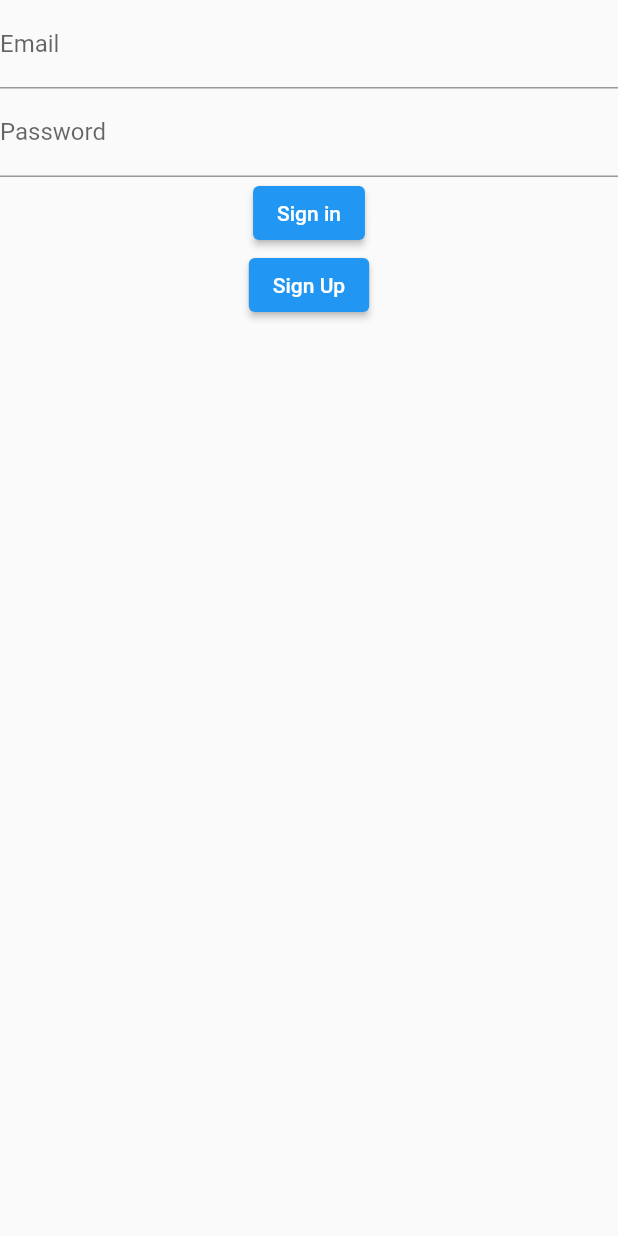
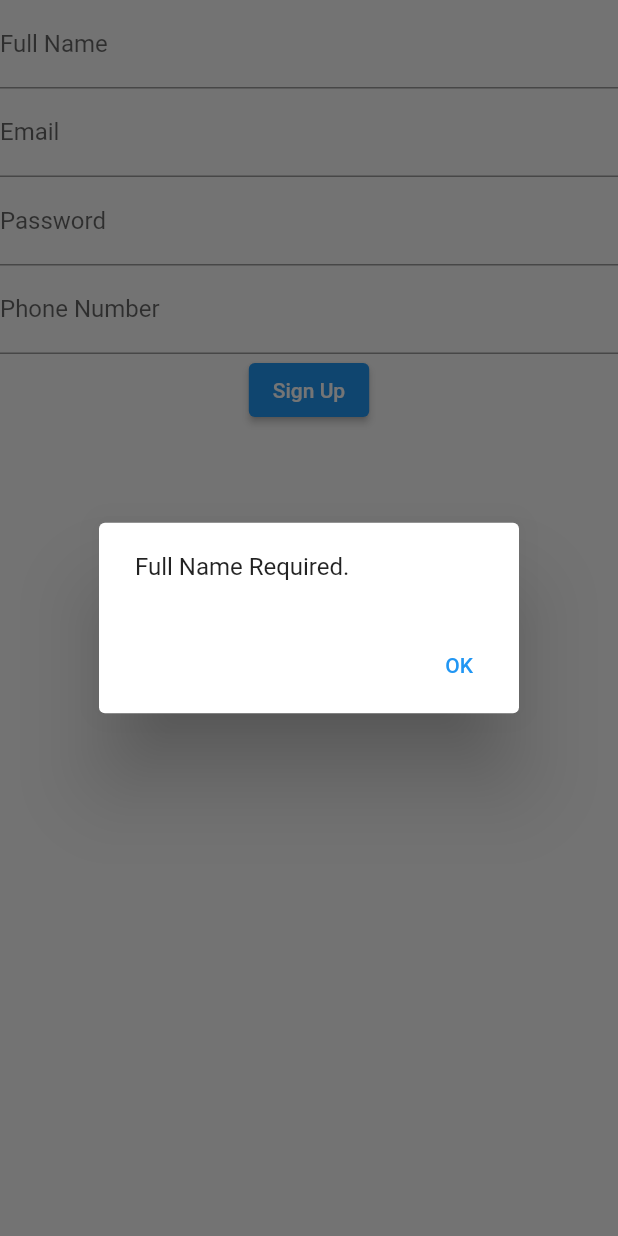
Before and after one commit to PP-Groupe-6/PrixBanqueFlutterInterface, a Flutter app: the SignUpPage screen opened by its route, after a tap on "Sign Up", on a phone screen of 412 x 824 dp. Run offline on Flutter 3.47's test engine with Material 2 defaults, Android fonts, the phone set to English and light mode, and no system bars; our stand-ins replace firebase_auth, firebase_core; missing offline and left inert: dart:html; accounts and stored records are empty; network calls fail.

Commit message:
Sign in and Sign up working

```diff
--- a/prix_banque_flutter_interface/lib/authentification_service.dart
+++ b/prix_banque_flutter_interface/lib/authentification_service.dart
@@ -40,8 +40,4 @@ class AuthenticationService {
       return e.message;
     }
   }
-
-  Future<bool> isUserConnected() async{
-    return _firebaseAuth.currentUser!=null;
-  }
 }
--- a/prix_banque_flutter_interface/lib/main.dart
+++ b/prix_banque_flutter_interface/lib/main.dart
@@ -34,8 +34,7 @@ class MyApp extends StatelessWidget {
           visualDensity: VisualDensity.adaptivePlatformDensity,
         ),
         home: AuthenticationWrapper(),
-        initialRoute: SignInPage.name,
-        routes: {
+          routes: {
           SignInPage.name: (context) => SignInPage(),
           SignUpPage.name: (context) => SignUpPage(),
           HomePage.name: (context) => HomePage()
--- /dev/null
+++ b/prix_banque_flutter_interface/lib/show_information.dart
@@ -0,0 +1,25 @@
+import 'package:flutter/material.dart';
+import 'dart:async';
+
+class ShowInformation {
+  void showMyDialog(BuildContext context, String message) {
+    showDialog<bool>(
+      context: context,
+      builder: (BuildContext context) {
+        return AlertDialog(
+          content: Text(
+            message,
+          ),
+          actions: <Widget>[
+            TextButton(
+              child: const Text('OK'),
+              onPressed: () {
+                Navigator.of(context).pop(true);
+              },
+            ),
+          ],
+        );
+      },
+    );
+  }
+}
--- a/prix_banque_flutter_interface/lib/sign_in_page.dart
+++ b/prix_banque_flutter_interface/lib/sign_in_page.dart
@@ -1,5 +1,6 @@
 import 'dart:math';
 
+import 'package:firebase_auth/firebase_auth.dart';
 import 'package:flutter/cupertino.dart';
 import 'package:flutter/material.dart';
 import 'package:prix_banque_flutter_interface/authentification_service.dart';
@@ -25,6 +26,7 @@ class SignInPage extends StatelessWidget {
               ),
               TextField(
                 controller: passwordController,
+                obscureText: true,
                 decoration: InputDecoration(
                   labelText: "Password",
                 ),
@@ -35,10 +37,6 @@ class SignInPage extends StatelessWidget {
                     email: emailController.text.trim(),
                     password: passwordController.text.trim(),
                   );
-                  final fireBaseUser = context.watch<User>();
-                  if(){
-                    Navigator.pushNamed(context, HomePage.name);
-                  }
                 },
                 child: Text("Sign in"),
 
--- a/prix_banque_flutter_interface/lib/sign_up_page.dart
+++ b/prix_banque_flutter_interface/lib/sign_up_page.dart
@@ -1,6 +1,10 @@
+
+import 'dart:html';
 
 import 'package:flutter/material.dart';
+import 'package:flutter/services.dart';
 import 'package:prix_banque_flutter_interface/authentification_service.dart';
+import 'package:prix_banque_flutter_interface/show_information.dart';
 import 'package:provider/provider.dart';
 
 class SignUpPage extends StatelessWidget {
@@ -29,23 +33,41 @@ class SignUpPage extends StatelessWidget {
           ),
           TextField(
             controller: passwordController,
+            obscureText: true,
             decoration: InputDecoration(
               labelText: "Password",
+
             ),
           ),
           TextField(
             controller: phoneNumberController,
+            keyboardType: TextInputType.number,
+            inputFormatters: <TextInputFormatter>[FilteringTextInputFormatter.digitsOnly],
             decoration: InputDecoration(
               labelText: "Phone Number",
             ),
           ),
           ElevatedButton(
             onPressed: () {
-              context.read<AuthenticationService>().signUp(
-                email: emailController.text.trim(),
-                password: passwordController.text.trim(),
-              );
-              Navigator.pop(context);
+              if(fullNameController.text==""){
+                ShowInformation().showMyDialog(context, "Full Name Required.");
+              }
+              else if(phoneNumberController.text==""){
+                ShowInformation().showMyDialog(context, "Phone Number Required.");
+              }
+              else {
+                context.read<AuthenticationService>().signUp(
+                  email: emailController.text.trim(),
+                  password: passwordController.text.trim(),
+                ).then((message) {
+                  if (message == "Signed up") {
+                    Navigator.pop(context);
+                  }
+                  else {
+                    ShowInformation().showMyDialog(context, message);
+                  }
+                });
+              }
             },
             child: Text("Sign Up"),
           )
@@ -53,4 +75,5 @@ class SignUpPage extends StatelessWidget {
       ),
     );
   }
+
 }
```
